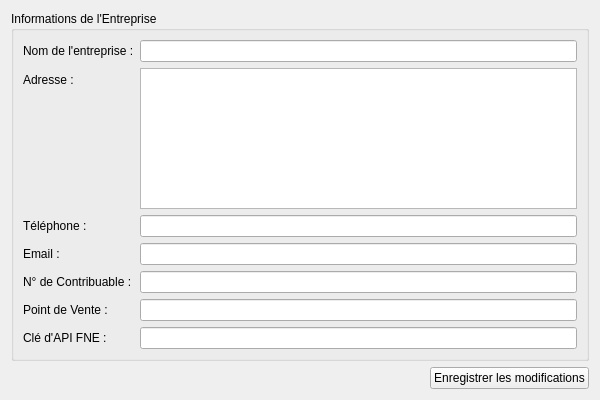
Old version of the form facturation_ci/ui/settings.ui in the repository otchoumouAng/fne.
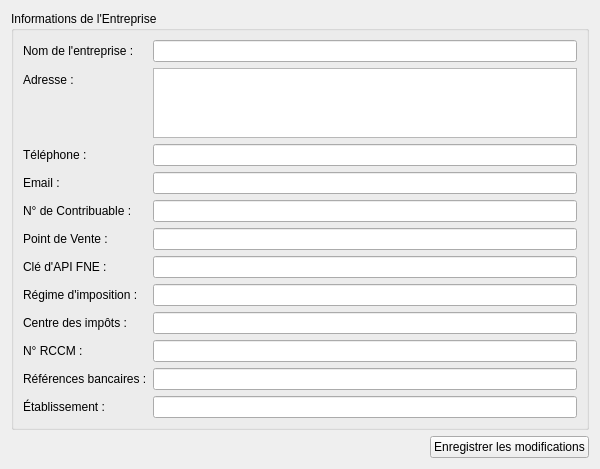
New version of the form.

```diff
--- a/facturation_ci/ui/settings.ui
+++ b/facturation_ci/ui/settings.ui
@@ -94,7 +94,58 @@
         </property>
        </widget>
       </item>
-     </layout>
+
+      <item row="7" column="0">
+       <widget class="QLabel" name="label_tax_regime">
+        <property name="text">
+         <string>Régime d'imposition :</string>
+        </property>
+       </widget>
+      </item>
+      <item row="7" column="1">
+       <widget class="QLineEdit" name="tax_regime_edit"/>
+      </item>
+      <item row="8" column="0">
+       <widget class="QLabel" name="label_tax_office">
+        <property name="text">
+         <string>Centre des impôts :</string>
+        </property>
+       </widget>
+      </item>
+      <item row="8" column="1">
+       <widget class="QLineEdit" name="tax_office_edit"/>
+      </item>
+      <item row="9" column="0">
+       <widget class="QLabel" name="label_rccm">
+        <property name="text">
+         <string>N° RCCM :</string>
+        </property>
+       </widget>
+      </item>
+      <item row="9" column="1">
+       <widget class="QLineEdit" name="rccm_edit"/>
+      </item>
+      <item row="10" column="0">
+       <widget class="QLabel" name="label_bank_details">
+        <property name="text">
+         <string>Références bancaires :</string>
+        </property>
+       </widget>
+      </item>
+      <item row="10" column="1">
+       <widget class="QLineEdit" name="bank_details_edit"/>
+      </item>
+      <item row="11" column="0">
+       <widget class="QLabel" name="label_establishment">
+        <property name="text">
+         <string>Établissement :</string>
+        </property>
+       </widget>
+      </item>
+      <item row="11" column="1">
+       <widget class="QLineEdit" name="establishment_edit"/>
+      </item>
+      </layout>
     </widget>
    </item>
    <item>
```
